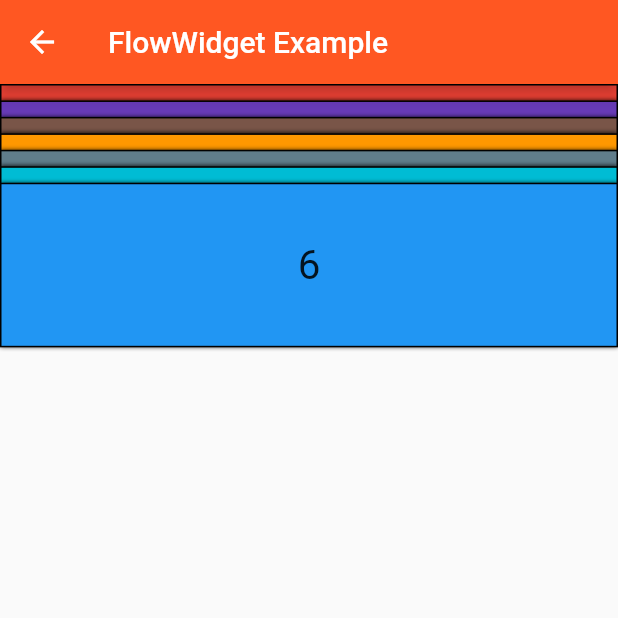
After one commit to VlatkovicB/flutter_playground, a Flutter app: the screen it shows after launch, after a tap on "FlowWidget Example", on a phone screen of 412 x 824 dp, the top half of it. The commit adds this screen. Run offline on Flutter 3.47's test engine with Material 2 defaults, Android fonts, the phone set to English and light mode, and no system bars; Roboto replaces fonts that are missing (Roboto-Regular.ttf).

Commit message:
Done flow

```diff
--- a/lib/imports.dart
+++ b/lib/imports.dart
@@ -17,6 +17,7 @@ export './screens/hardware_key_example.dart';
 export './screens/grid_paper_example.dart';
 export './screens/animated_switcher_example.dart';
 export './screens/drag_and_drop_example.dart';
+export './screens/flow_widget_example.dart';
 
 // WIDGETS
 export './widgets/menu_button.dart';
--- a/lib/main.dart
+++ b/lib/main.dart
@@ -30,6 +30,7 @@ class MyApp extends StatelessWidget {
         GridPaperExample.routeName: (ctx) => GridPaperExample(),
         AnimatedSwitcherExample.routeName: (ctx) => AnimatedSwitcherExample(),
         DragAndDropExample.routeName: (ctx) => DragAndDropExample(),
+        FlowWidgetExample.routeName: (ctx) => FlowWidgetExample(),
       },
     );
   }
--- /dev/null
+++ b/lib/screens/flow_widget_example.dart
@@ -0,0 +1,111 @@
+import 'package:flutter/material.dart';
+
+class FlowWidgetExample extends StatefulWidget {
+  static const String routeName = '/flowidget-example';
+
+  @override
+  FlowWidgetExampleState createState() {
+    return FlowWidgetExampleState();
+  }
+}
+
+class FlowWidgetExampleState extends State<FlowWidgetExample>
+    with TickerProviderStateMixin {
+  AnimationController start;
+
+  @override
+  void initState() {
+    super.initState();
+    start = AnimationController(
+      duration: Duration(seconds: 2),
+      vsync: this,
+      lowerBound: 1,
+      upperBound: 10,
+    );
+    // start = AnimationController.unbounded(vsync: this);
+  }
+
+  @override
+  Widget build(BuildContext context) {
+    return Scaffold(
+      appBar: AppBar(
+        title: Text('FlowWidget Example'),
+      ),
+      body: Container(
+        child: Flow(
+          delegate: ExampleFlowDelegate(startOffset: start),
+          children: [
+            _buildBox(0, Colors.red),
+            _buildBox(1, Colors.deepPurple),
+            _buildBox(2, Colors.brown),
+            _buildBox(3, Colors.orange),
+            _buildBox(4, Colors.blueGrey),
+            _buildBox(5, Colors.cyan),
+            _buildBox(6, Colors.blue),
+          ],
+        ),
+      ),
+    );
+  }
+
+  Widget _buildBox(int index, MaterialColor color) {
+    return GestureDetector(
+      onTap: () {
+        start.reverse();
+      },
+      onDoubleTap: () {
+        start.forward();
+      },
+      child: Container(
+        width: MediaQuery.of(context).size.width,
+        height: (MediaQuery.of(context).size.height -
+                MediaQuery.of(context).viewInsets.top -
+                MediaQuery.of(context).viewInsets.bottom -
+                AppBar().preferredSize.height) *
+            1 /
+            7,
+        decoration: BoxDecoration(
+          color: color,
+          border: Border.all(color: Colors.black, width: 1),
+          boxShadow: [BoxShadow(blurRadius: 2)],
+        ),
+        child: FittedBox(
+          child: Padding(
+            padding: const EdgeInsets.all(20.0),
+            child: Center(
+              child: Text('$index'),
+            ),
+          ),
+        ),
+      ),
+    );
+  }
+}
+
+class ExampleFlowDelegate extends FlowDelegate {
+  ExampleFlowDelegate({this.startOffset}) : super(repaint: startOffset);
+
+  final Animation<double> startOffset;
+
+  @override
+  void paintChildren(FlowPaintingContext context) {
+    double dy = 0;
+
+    for (int i = 0; i < context.childCount; ++i) {
+      dy = i * context.getChildSize(i).height;
+
+      context.paintChild(
+        i,
+        transform: Matrix4.translationValues(
+          0.0,
+          dy * 0.1 * startOffset.value,
+          0.0,
+        ),
+      );
+    }
+  }
+
+  @override
+  bool shouldRepaint(ExampleFlowDelegate oldDelegate) =>
+      startOffset != oldDelegate.startOffset;
+}
--- a/lib/screens/home_page.dart
+++ b/lib/screens/home_page.dart
@@ -68,6 +68,8 @@ class _HomePageState extends State<HomePage> with TickerProviderStateMixin {
         title: 'AnimatedSwitcher exmaple'),
     MenuButton(
         routeName: DragAndDropExample.routeName, title: 'DragAndDrop Example'),
+    MenuButton(
+        routeName: FlowWidgetExample.routeName, title: 'FlowWidget Example'),
   ];
 
   void _toggleView() {
```
